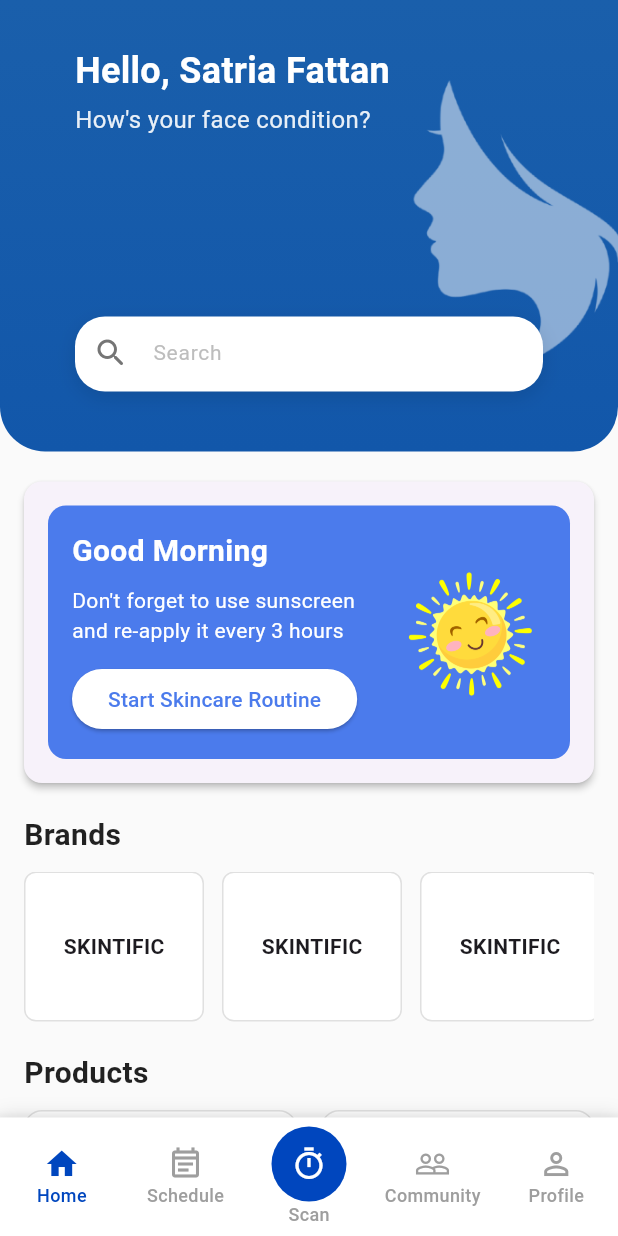
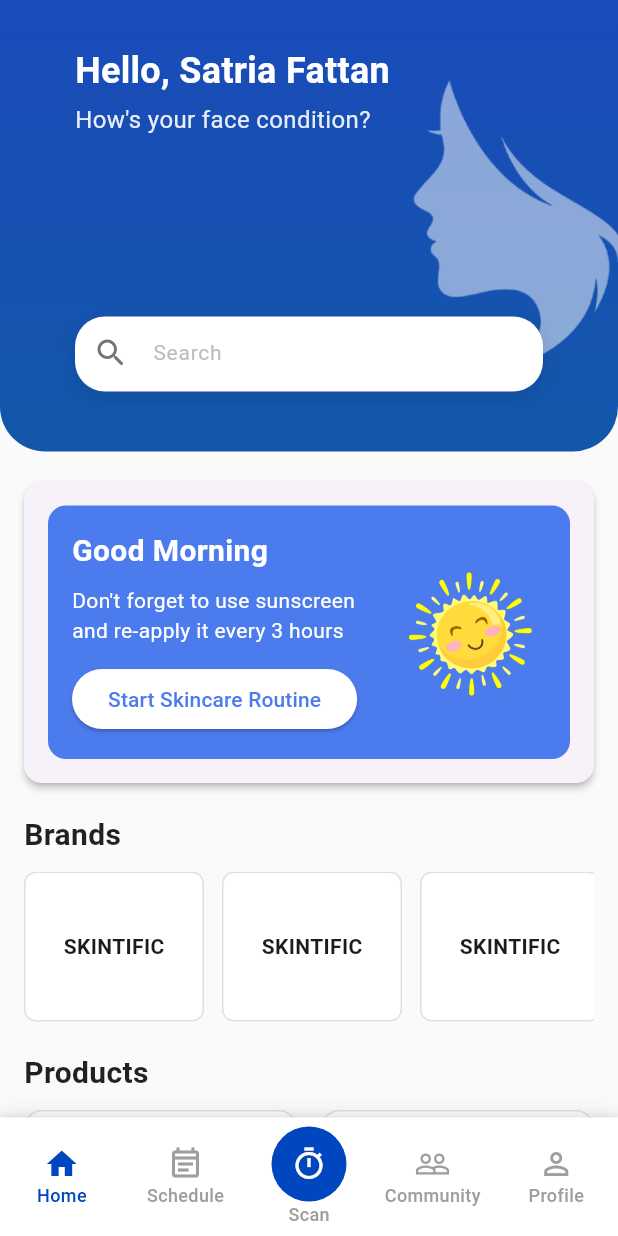
Before and after one commit to reysilvaa/PBL-rekomendasi-skincare, a Flutter app: the screen it shows after launch, on a phone screen of 412 x 824 dp. Run offline on Flutter 3.47's test engine with Material 3 defaults, Android fonts, the phone set to English and light mode, and no system bars; our stand-ins replace camera.

Commit message:
changing color for home user header

```diff
--- a/lib/widgets/home/user_header.dart
+++ b/lib/widgets/home/user_header.dart
@@ -11,7 +11,7 @@ class UserHeader extends StatelessWidget {
         gradient: const LinearGradient(
           begin: Alignment.topCenter,
           end: Alignment.bottomCenter,
-          colors: [Color(0xFF1a5fab), Color(0xFF1257aa)],
+          colors: [Color(0xFF1A4BBA), Color(0xFF1257aa)],
         ),
         borderRadius: const BorderRadius.only(
           bottomLeft: Radius.circular(30),
```
